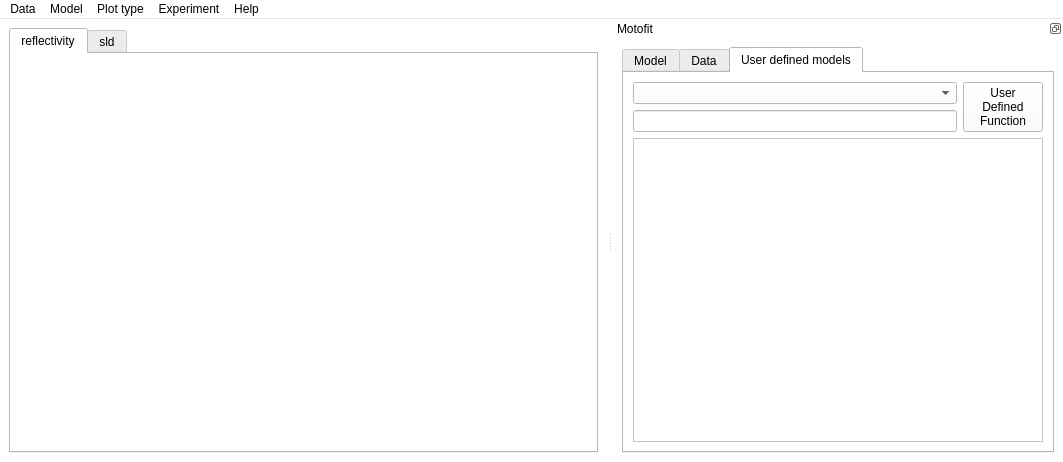
Above: trunk/qt/Motofit.ui from refnx/refnx before the change. Below: the same form after it.
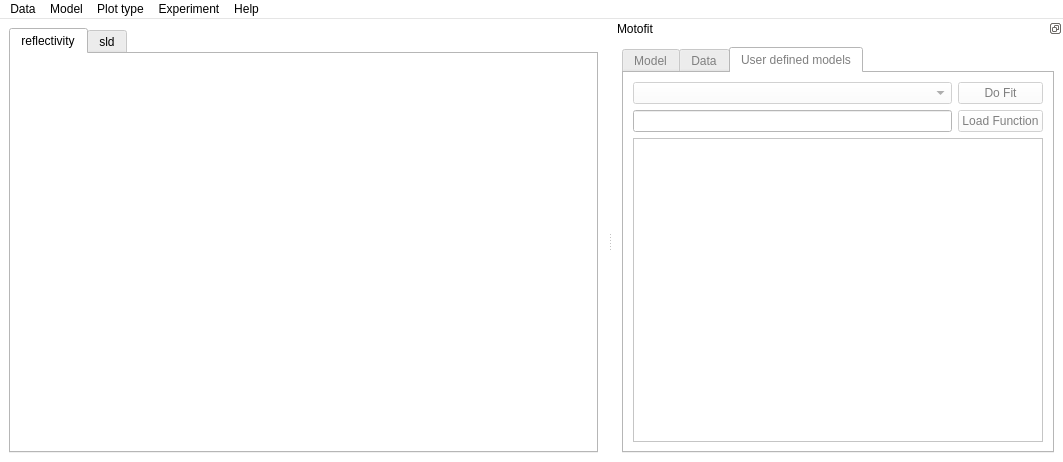
That is the form after the change. The open tabs and pages were chosen to show the change.

```diff
--- a/trunk/qt/Motofit.ui
+++ b/trunk/qt/Motofit.ui
@@ -561,6 +561,9 @@
     <layout class="QGridLayout" name="gridLayout">
      <item row="0" column="0" rowspan="2" colspan="2">
       <widget class="QTabWidget" name="tabWidget">
+       <property name="enabled">
+        <bool>false</bool>
+       </property>
        <property name="sizePolicy">
         <sizepolicy hsizetype="MinimumExpanding" vsizetype="Expanding">
          <horstretch>0</horstretch>
@@ -574,7 +577,7 @@
         </size>
        </property>
        <property name="currentIndex">
-        <number>0</number>
+        <number>2</number>
        </property>
        <widget class="QWidget" name="tab">
         <attribute name="title">
@@ -775,24 +778,33 @@
          <item row="0" column="0">
           <widget class="QComboBox" name="UDF_model"/>
          </item>
-         <item row="0" column="1" rowspan="2">
+         <item row="4" column="0" colspan="2">
+          <widget class="QTableView" name="UDFmodelView">
+           <property name="enabled">
+            <bool>false</bool>
+           </property>
+          </widget>
+         </item>
+         <item row="0" column="1">
+          <widget class="QPushButton" name="Do_UDFfit_button">
+           <property name="text">
+            <string>Do Fit</string>
+           </property>
+          </widget>
+         </item>
+         <item row="1" column="1">
           <widget class="QPushButton" name="ModelLoader">
            <property name="layoutDirection">
             <enum>Qt::LeftToRight</enum>
            </property>
            <property name="text">
-            <string>User
-Defined
-Function</string>
+            <string>Load Function</string>
            </property>
           </widget>
          </item>
          <item row="1" column="0">
           <widget class="QLineEdit" name="chi2"/>
          </item>
-         <item row="2" column="0" colspan="2">
-          <widget class="QTableView" name="UDFmodelView"/>
-         </item>
         </layout>
        </widget>
       </widget>
```
